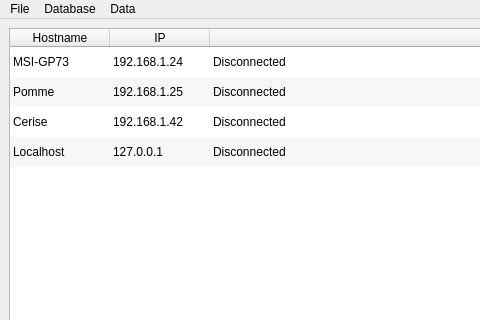
Fenrir-2/A-Serbian-Virus, file ServeurGUI/mainwindow.ui: the form before one commit; both pictures show x 0 to 480 and y 0 to 320 of the 942 by 649 pixel window.
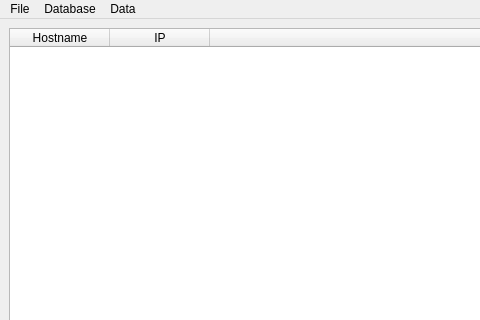
The form after the commit. Icons and pictures are not drawn.

Commit message: Added dynamic machine loading

```diff
--- a/ServeurGUI/mainwindow.ui
+++ b/ServeurGUI/mainwindow.ui
@@ -193,7 +193,7 @@
          <bool>false</bool>
         </property>
         <property name="rowCount">
-         <number>4</number>
+         <number>0</number>
         </property>
         <property name="columnCount">
          <number>3</number>
@@ -216,10 +216,6 @@
         <attribute name="verticalHeaderStretchLastSection">
          <bool>false</bool>
         </attribute>
-        <row/>
-        <row/>
-        <row/>
-        <row/>
         <column>
          <property name="text">
           <string>Hostname</string>
@@ -240,71 +236,6 @@
           <string>Status</string>
          </property>
         </column>
-        <item row="0" column="0">
-         <property name="text">
-          <string>MSI-GP73</string>
-         </property>
-         <property name="font">
-          <font>
-           <strikeout>false</strikeout>
-          </font>
-         </property>
-        </item>
-        <item row="0" column="1">
-         <property name="text">
-          <string>192.168.1.24</string>
-         </property>
-        </item>
-        <item row="0" column="2">
-         <property name="text">
-          <string>Disconnected</string>
-         </property>
-        </item>
-        <item row="1" column="0">
-         <property name="text">
-          <string>Pomme</string>
-         </property>
-        </item>
-        <item row="1" column="1">
-         <property name="text">
-          <string>192.168.1.25</string>
-         </property>
-        </item>
-        <item row="1" column="2">
-         <property name="text">
-          <string>Disconnected</string>
-         </property>
-        </item>
-        <item row="2" column="0">
-         <property name="text">
-          <string>Cerise</string>
-         </property>
-        </item>
-        <item row="2" column="1">
-         <property name="text">
-          <string>192.168.1.42</string>
-         </property>
-        </item>
-        <item row="2" column="2">
-         <property name="text">
-          <string>Disconnected</string>
-         </property>
-        </item>
-        <item row="3" column="0">
-         <property name="text">
-          <string>Localhost</string>
-         </property>
-        </item>
-        <item row="3" column="1">
-         <property name="text">
-          <string>127.0.0.1</string>
-         </property>
-        </item>
-        <item row="3" column="2">
-         <property name="text">
-          <string>Disconnected</string>
-         </property>
-        </item>
        </widget>
       </item>
      </layout>
```
The commit also changes 2 other files.
